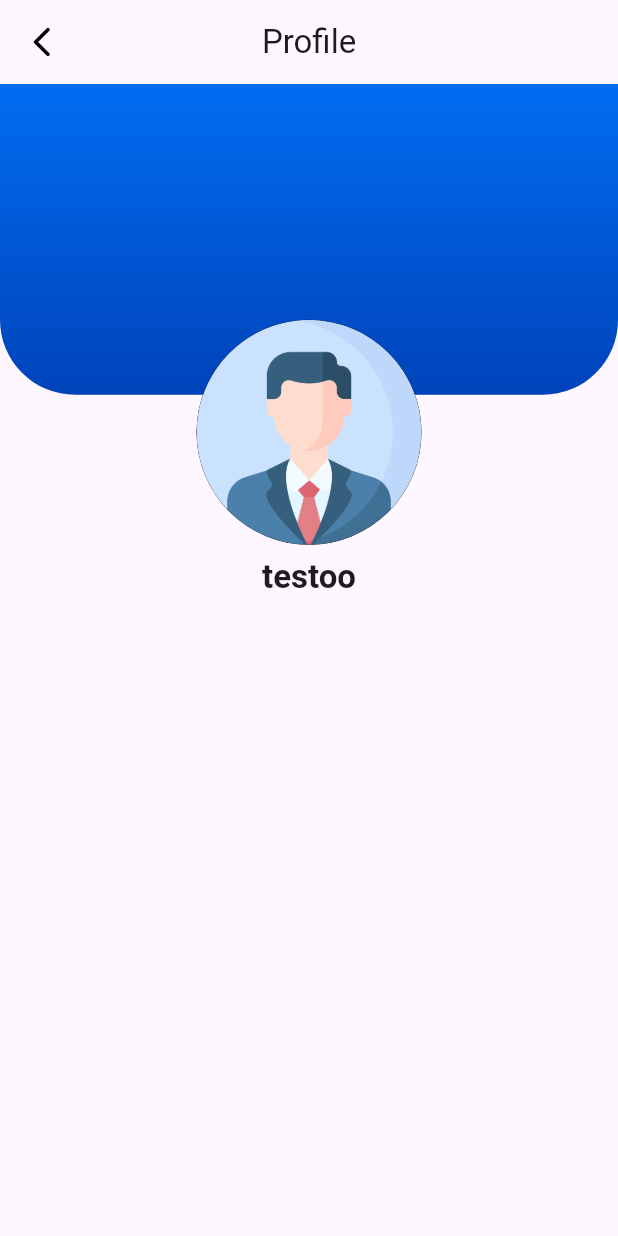
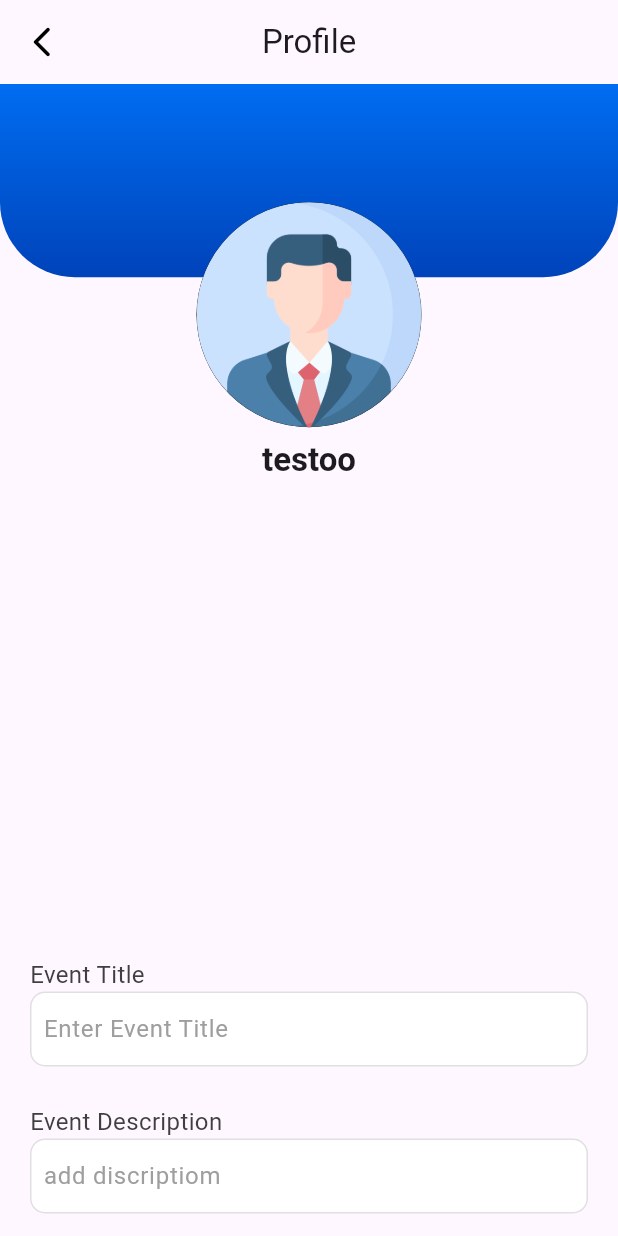
Before and after one commit to aymanerihane/UniEvents, a Flutter app: the Profile screen opened directly, on a phone screen of 412 x 824 dp. Run offline on Flutter 3.47's test engine with Material 3 defaults, Android fonts, the light colour scheme and no system bars; our stand-ins replace date_picker_timeline, file_picker, get, hidden_drawer_menu, sqflite; accounts and stored records are empty; Roboto replaces fonts that are missing (Poppins).

Commit message:
test profile page

```diff
--- a/unievents/lib/templates/Settings/profile.dart
+++ b/unievents/lib/templates/Settings/profile.dart
@@ -2,9 +2,17 @@
 import 'package:get/get.dart';
 import 'package:unievents/wigets/input.dart';
 
-class Profile extends StatelessWidget {
+class Profile extends StatefulWidget {
   const Profile({super.key});
+  @override
+  State<Profile> createState() => _ProfileState();
+}
 
+class _ProfileState extends State<Profile> {
+//controllers
+  final _eventTitle = TextEditingController();
+  final _eventDiscription = TextEditingController();
+  final _otherType = TextEditingController();
   @override
   Widget build(BuildContext context) {
     return Scaffold(
@@ -30,6 +38,16 @@
                 ],
               ),
             ),
+          ),
+          MyInput(
+            controller: _eventTitle,
+            hint: 'Enter Event Title',
+            title: 'Event Title',
+          ),
+          MyInput(
+            controller: _eventDiscription,
+            hint: 'add discriptiom',
+            title: 'Event Description',
           ),
         ],
       ),
```
